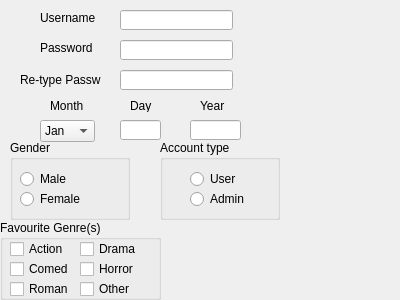
This is registerwindow.ui in joshuamakar/assignment_ahmed_joshua- as Qt 5 draws it before an edit. The edited form follows.
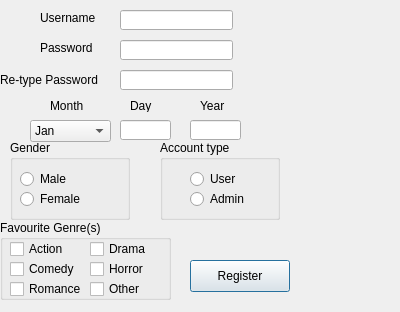
This is the edited form.

Commit message: Coded program logic and error messages

What changed in the file:
```diff
--- a/registerwindow.ui
+++ b/registerwindow.ui
@@ -7,7 +7,7 @@
     <x>0</x>
     <y>0</y>
     <width>400</width>
-    <height>300</height>
+    <height>312</height>
    </rect>
   </property>
   <property name="windowTitle">
@@ -78,9 +78,9 @@
   <widget class="QLabel" name="label_retype">
    <property name="geometry">
     <rect>
-     <x>20</x>
+     <x>0</x>
      <y>70</y>
-     <width>81</width>
+     <width>111</width>
      <height>20</height>
     </rect>
    </property>
@@ -91,9 +91,9 @@
   <widget class="QComboBox" name="comboBox_month">
    <property name="geometry">
     <rect>
-     <x>40</x>
+     <x>30</x>
      <y>120</y>
-     <width>55</width>
+     <width>81</width>
      <height>22</height>
     </rect>
    </property>
@@ -212,7 +212,7 @@
     <rect>
      <x>120</x>
      <y>120</y>
-     <width>41</width>
+     <width>51</width>
      <height>20</height>
     </rect>
    </property>
@@ -300,7 +300,7 @@
     <rect>
      <x>0</x>
      <y>220</y>
-     <width>161</width>
+     <width>171</width>
      <height>80</height>
     </rect>
    </property>
@@ -312,7 +312,7 @@
      <rect>
       <x>10</x>
       <y>20</y>
-      <width>58</width>
+      <width>71</width>
       <height>18</height>
      </rect>
     </property>
@@ -323,9 +323,9 @@
    <widget class="QCheckBox" name="checkBox_drama">
     <property name="geometry">
      <rect>
-      <x>80</x>
+      <x>90</x>
       <y>20</y>
-      <width>58</width>
+      <width>61</width>
       <height>18</height>
      </rect>
     </property>
@@ -338,7 +338,7 @@
      <rect>
       <x>10</x>
       <y>40</y>
-      <width>58</width>
+      <width>81</width>
       <height>18</height>
      </rect>
     </property>
@@ -349,9 +349,9 @@
    <widget class="QCheckBox" name="checkBox_horror">
     <property name="geometry">
      <rect>
-      <x>80</x>
+      <x>90</x>
       <y>40</y>
-      <width>58</width>
+      <width>61</width>
       <height>18</height>
      </rect>
     </property>
@@ -364,7 +364,7 @@
      <rect>
       <x>10</x>
       <y>60</y>
-      <width>58</width>
+      <width>81</width>
       <height>18</height>
      </rect>
     </property>
@@ -375,7 +375,7 @@
    <widget class="QCheckBox" name="checkBox_other">
     <property name="geometry">
      <rect>
-      <x>80</x>
+      <x>90</x>
       <y>60</y>
       <width>58</width>
       <height>18</height>
@@ -386,6 +386,32 @@
     </property>
    </widget>
   </widget>
+  <widget class="QLabel" name="error_label2">
+   <property name="geometry">
+    <rect>
+     <x>180</x>
+     <y>230</y>
+     <width>211</width>
+     <height>31</height>
+    </rect>
+   </property>
+   <property name="text">
+    <string/>
+   </property>
+  </widget>
+  <widget class="QPushButton" name="register_button">
+   <property name="geometry">
+    <rect>
+     <x>190</x>
+     <y>260</y>
+     <width>100</width>
+     <height>32</height>
+    </rect>
+   </property>
+   <property name="text">
+    <string>Register</string>
+   </property>
+  </widget>
  </widget>
  <resources/>
  <connections/>
```
The commit also changes 15 other files.
